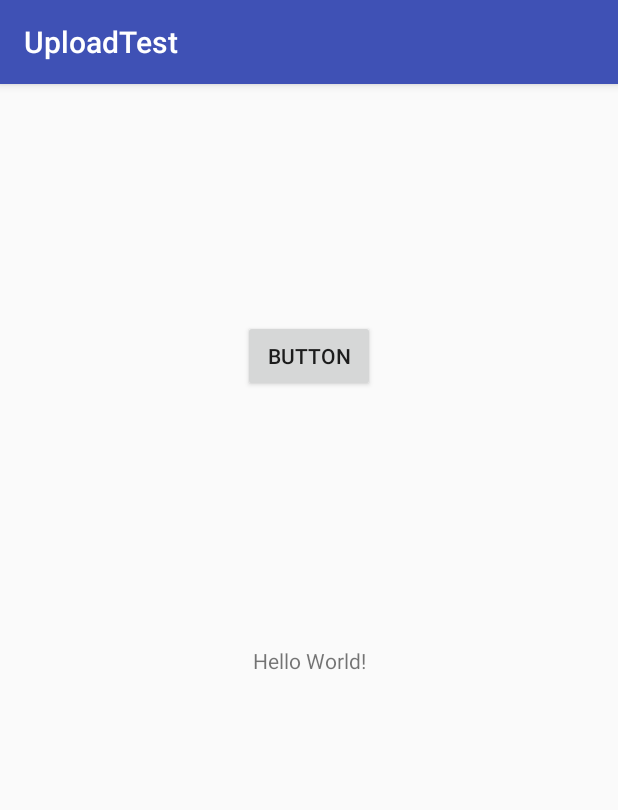
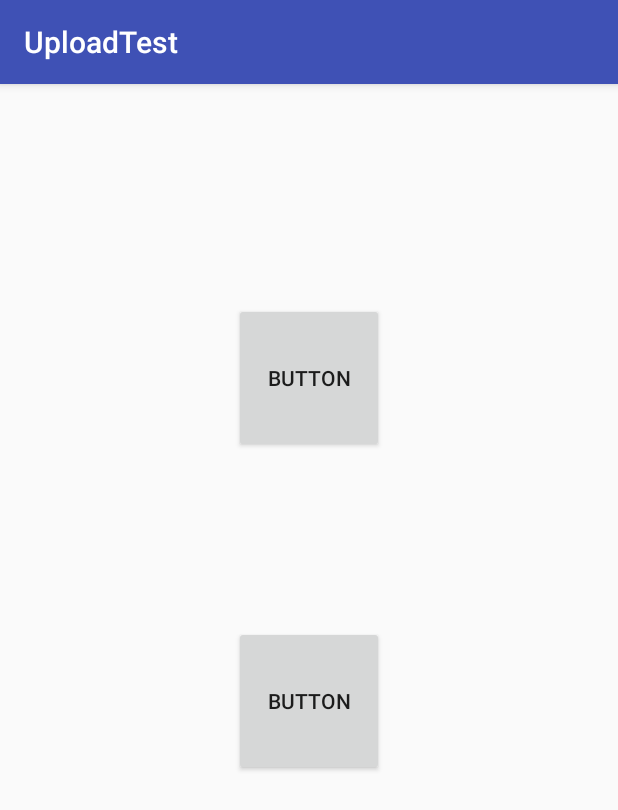
Before and after one commit to omar93/UploadTest, an Android app: the screen it shows after launch (MainActivity), on a phone screen of 412 x 824 dp. Shown: the top 810 px of the screen. Run offline under Robolectric (Android 15) with nearby library versions, the phone set to English and light mode, and no system bars.

Commit message:
Update activity_main.xml

```diff
--- a/app/src/main/res/layout/activity_main.xml
+++ b/app/src/main/res/layout/activity_main.xml
@@ -17,8 +17,8 @@
 
     <Button
         android:id="@+id/button"
-        android:layout_width="wrap_content"
-        android:layout_height="wrap_content"
+        android:layout_width="100dp"
+        android:layout_height="100dp"
         android:text="Button"
         app:layout_constraintTop_toTopOf="parent"
         android:layout_marginTop="8dp"
@@ -30,4 +30,20 @@
         app:layout_constraintRight_toRightOf="parent"
         app:layout_constraintVertical_bias="0.212" />
 
+    <Button
+        android:id="@+id/button"
+        android:layout_width="100dp"
+        android:layout_height="100dp"
+        android:text="Button"
+        app:layout_constraintTop_toTopOf="parent"
+        android:layout_marginTop="300dp"
+        app:layout_constraintBottom_toBottomOf="parent"
+        android:layout_marginBottom="80dp"
+        android:layout_marginLeft="8dp"
+        app:layout_constraintLeft_toLeftOf="parent"
+        android:layout_marginRight="8dp"
+        app:layout_constraintRight_toRightOf="parent"
+        app:layout_constraintVertical_bias="0.212" />
+
+
 </android.support.constraint.ConstraintLayout>
```
